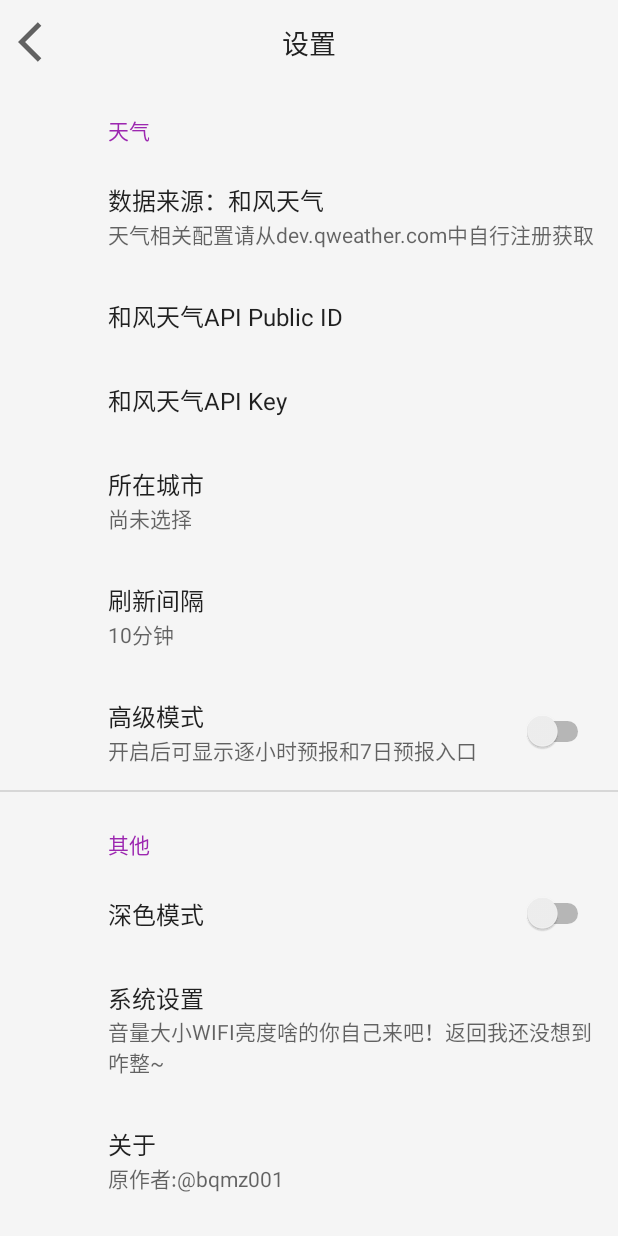
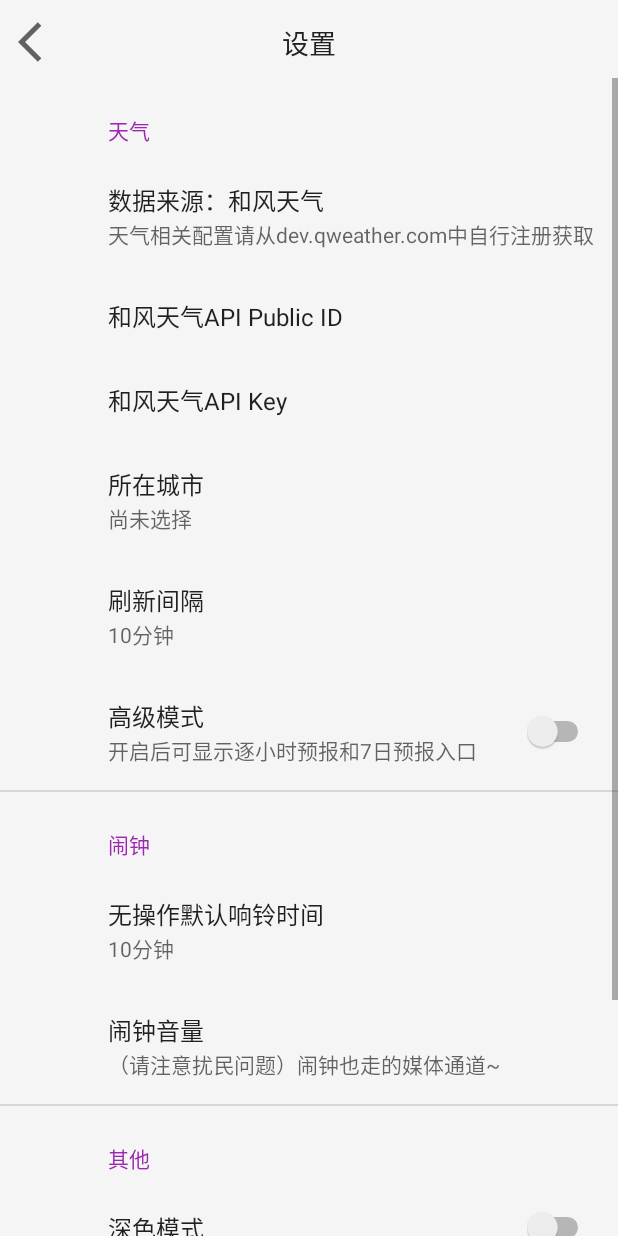
Before and after one commit to hesenrun/WatchBoard, an Android app: the SettingsActivity screen opened directly, with no data from a screen before it, on a phone screen of 412 x 824 dp. Run offline under Robolectric (Android 15) with nearby library versions, the phone set to English and light mode, and no system bars; our stand-ins replace androidx.preference; libraries missing offline, so code that uses them is left out: com.lxj.xpopup, com.orhanobut.hawk; 3 statements that could not run were skipped.

Commit message:
闹钟相关更新 1、闹钟增加起床计时，增加自限时间（默认10分钟） 2、增加闹钟音量控制（其实就是媒体音量控制）

```diff
--- a/app/build.gradle
+++ b/app/build.gradle
@@ -10,8 +10,8 @@ android {
         applicationId "com.bqmz001.watchboard"
         minSdk 21
         targetSdk 30
-        versionCode 3
-        versionName "1.3"
+        versionCode 4
+        versionName "1.4"
 
         testInstrumentationRunner "androidx.test.runner.AndroidJUnitRunner"
     }
--- a/app/src/main/java/com/bqmz001/watchboard/settings/SettingsActivity.kt
+++ b/app/src/main/java/com/bqmz001/watchboard/settings/SettingsActivity.kt
@@ -11,6 +11,7 @@ import androidx.appcompat.app.AppCompatDelegate
 import androidx.preference.*
 import com.bqmz001.watchboard.R
 import androidx.core.content.ContextCompat.startActivity
+import com.lxj.xpopup.XPopup
 import com.orhanobut.hawk.Hawk
 
 
@@ -39,7 +40,9 @@ class SettingsActivity : AppCompatActivity() {
             val weather_api_key = findPreference<EditTextPreference>("weather_api_key")
             val weather_location = findPreference<Preference>("weather_location")
             val weather_refresh = findPreference<ListPreference>("weather_refresh")
-            val weather_advanced=findPreference<SwitchPreference>("weather_advanced")
+            val weather_advanced = findPreference<SwitchPreference>("weather_advanced")
+            val alarm_longest_time = findPreference<ListPreference>("alarm_longest_time")
+            val alarm_volume=findPreference<Preference>("alarm_volume")
             val system_settings = findPreference<Preference>("system_settings")
             val dark = findPreference<SwitchPreference>("dark")
 
@@ -68,11 +71,25 @@ class SettingsActivity : AppCompatActivity() {
                 Hawk.put("refresh", newValue.toString().toInt())
                 true
             }
+            alarm_longest_time!!.setOnPreferenceChangeListener { preference, newValue ->
+                Hawk.put("alarm_long", newValue.toString().toInt())
+                if(newValue.toString().toInt()==0){
+                    Toast.makeText(requireContext(), "请注意扰民问题", Toast.LENGTH_LONG).show();
+                }
+                true
+            }
+            alarm_volume!!.setOnPreferenceClickListener {
+                XPopup.Builder(requireContext())
+                    .isDestroyOnDismiss(true)
+                    .asCustom(AlarmVolumeDialog(requireContext()))
+                    .show()
+                true
+            }
             system_settings!!.setOnPreferenceClickListener {
                 requireContext().startActivity(Intent(Settings.ACTION_SETTINGS))
                 true
             }
-            weather_advanced!!.setOnPreferenceChangeListener{prefrence,newValue->
+            weather_advanced!!.setOnPreferenceChangeListener { prefrence, newValue ->
                 Hawk.put("advanced", newValue)
                 true
             }
--- a/app/src/main/res/values/arrays.xml
+++ b/app/src/main/res/values/arrays.xml
@@ -18,4 +18,22 @@
         <item>3600000</item>
         <item>7200000</item>
     </string-array>
+
+    <!-- Reply Preference -->
+    <string-array name="alarm_entries">
+        <item>5分钟</item>
+        <item>10分钟</item>
+        <item>15分钟</item>
+        <item>20分钟</item>
+        <item>30分钟</item>
+        <item>无限（请注意扰民问题）</item>
+    </string-array>
+    <string-array name="alarm_values">
+        <item>5</item>
+        <item>10</item>
+        <item>15</item>
+        <item>20</item>
+        <item>35</item>
+        <item>0</item>
+    </string-array>
 </resources>
--- a/app/src/main/res/xml/root_preferences.xml
+++ b/app/src/main/res/xml/root_preferences.xml
@@ -27,10 +27,22 @@
             android:defaultValue="false"
             android:key="weather_advanced"
             android:title="高级模式"
-            app:summary="开启后可显示逐小时预报和7日预报入口"/>
+            app:summary="开启后可显示逐小时预报和7日预报入口" />
 
     </PreferenceCategory>
-
+    <PreferenceCategory app:title="闹钟">
+        <ListPreference
+            app:defaultValue="10"
+            app:entries="@array/alarm_entries"
+            app:entryValues="@array/alarm_values"
+            app:key="alarm_longest_time"
+            app:title="无操作默认响铃时间"
+            app:useSimpleSummaryProvider="true" />
+        <Preference
+            app:key="alarm_volume"
+            app:summary="（请注意扰民问题）闹钟也走的媒体通道~"
+            app:title="闹钟音量" />
+    </PreferenceCategory>
     <PreferenceCategory app:title="其他">
 
         <SwitchPreference
@@ -39,12 +51,12 @@
             android:title="深色模式" />
         <Preference
             app:key="system_settings"
-            app:title="系统设置"
-            app:summary="音量大小WIFI亮度啥的你自己来吧！返回我还没想到咋整~"/>
+            app:summary="音量大小WIFI亮度啥的你自己来吧！返回我还没想到咋整~"
+            app:title="系统设置" />
         <Preference
             app:key="about"
-            app:title="关于"
-            app:summary="原作者:@bqmz001"/>
+            app:summary="原作者:@bqmz001"
+            app:title="关于" />
 
     </PreferenceCategory>
 
```
Also changed, not shown: app/src/main/java/com/bqmz001/watchboard/alarm/AlarmRingActivity.kt (+31 -2 lines), app/src/main/java/com/bqmz001/watchboard/settings/AlarmVolumeDialog.kt (added, +66 -0 lines), app/src/main/res/drawable/ic_baseline_volume_down_24.xml (added, +10 -0 lines), app/src/main/res/drawable/ic_baseline_volume_mute_24.xml (added, +10 -0 lines), app/src/main/res/drawable/ic_baseline_volume_up_24.xml (added, +10 -0 lines), app/src/main/res/layout/activity_alarm_ring.xml (+11 -2 lines), app/src/main/res/layout/dialog_volume.xml (added, +45 -0 lines).
